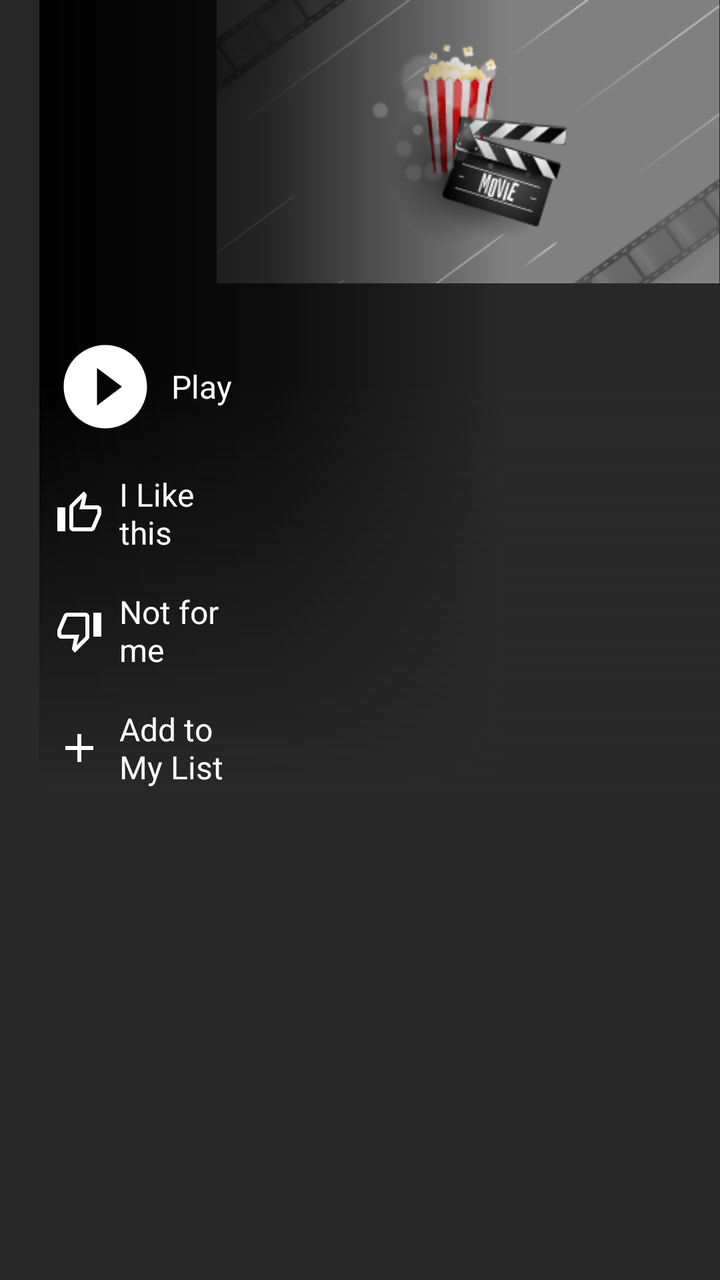
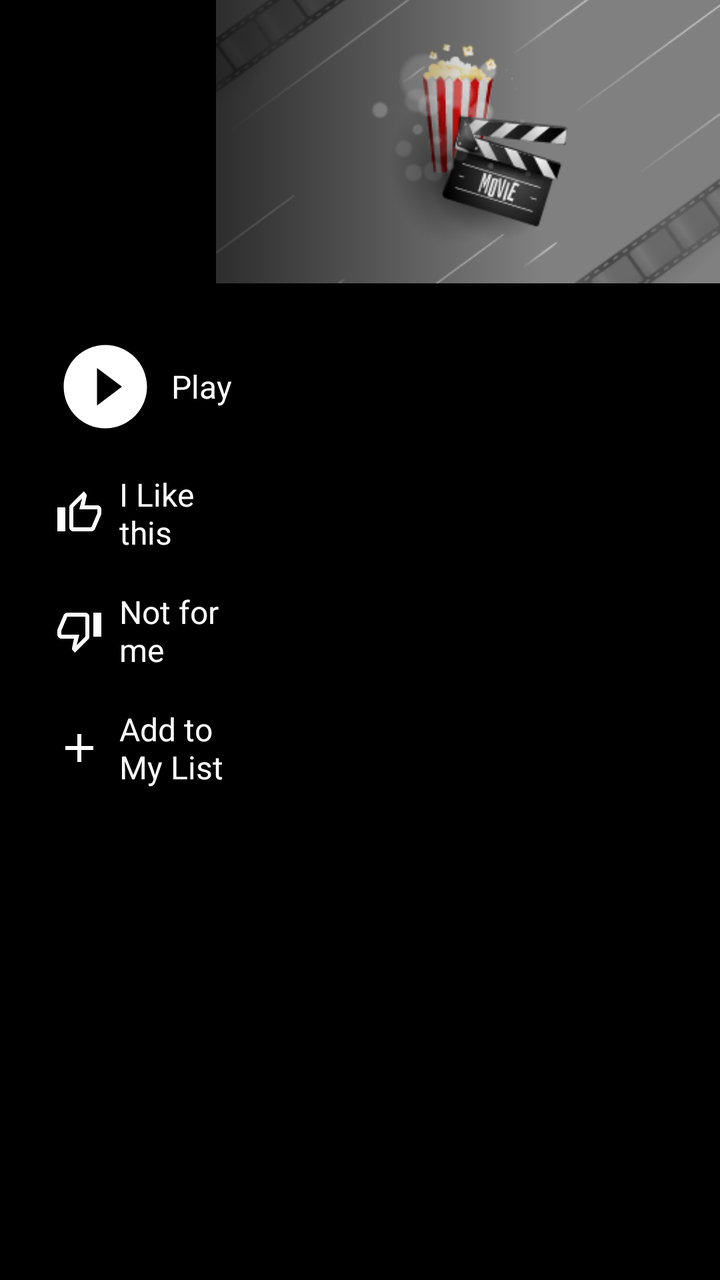

Two renders of the same Android screen: before a commit and after it. Below are the layout's source before the change and the commit's diff.
<!-- AndroidManifest.xml: application theme Theme.BestcastTV -->
<!-- res/layout/activity_movie_details.xml -->
<?xml version="1.0" encoding="utf-8"?>
<layout xmlns:android="http://schemas.android.com/apk/res/android"
    xmlns:app="http://schemas.android.com/apk/res-auto">

    <androidx.constraintlayout.widget.ConstraintLayout
        android:layout_width="match_parent"
        android:layout_height="match_parent"
        android:background="#282828">

        <androidx.constraintlayout.widget.Guideline
            android:id="@+id/guideline_top"
            android:layout_width="wrap_content"
            android:layout_height="wrap_content"
            android:orientation="horizontal"
            app:layout_constraintGuide_percent=".075" />

        <androidx.constraintlayout.widget.Guideline
            android:id="@+id/guideline_start"
            android:layout_width="wrap_content"
            android:layout_height="wrap_content"
            android:orientation="vertical"
            app:layout_constraintGuide_percent=".055" />

        <ImageView
            android:id="@+id/imgBanner"
            android:layout_width="0dp"
            android:layout_height="0dp"
            android:adjustViewBounds="true"
            android:src="@drawable/default_landscape"
            app:layout_constraintDimensionRatio="16:9"
            app:layout_constraintEnd_toEndOf="parent"
            app:layout_constraintTop_toTopOf="parent"
            app:layout_constraintWidth_default="percent"
            app:layout_constraintWidth_percent=".7" />


        <View
            android:id="@+id/horizontal_gradient"
            android:layout_width="0dp"
            android:layout_height="0dp"
            android:background="@drawable/banner_gradient"
            app:layout_constraintBottom_toBottomOf="parent"
            app:layout_constraintStart_toStartOf="@id/guideline_start"
            app:layout_constraintTop_toTopOf="parent"
            app:layout_constraintWidth_default="percent"
            app:layout_constraintWidth_percent=".65" />

        <View
            android:id="@+id/vertical_gradient"
            android:layout_width="0dp"
            android:layout_height="0dp"
            android:background="@drawable/gradient_vertical"
            app:layout_constraintBottom_toBottomOf="parent"
            app:layout_constraintEnd_toEndOf="parent"
            app:layout_constraintHeight_default="percent"
            app:layout_constraintHeight_percent=".7"
            app:layout_constraintStart_toStartOf="@id/guideline_start"
            />

        <TextView
            android:id="@+id/title"
            android:layout_width="0dp"
            android:layout_height="wrap_content"
            android:fontFamily="sans-serif-black"
            android:text=""
            android:textColor="@color/color_white"
            android:textSize="26sp"
            app:layout_constraintStart_toEndOf="@id/guideline_start"
            app:layout_constraintTop_toBottomOf="@id/guideline_top"
            app:layout_constraintWidth_default="percent"
            app:layout_constraintWidth_percent=".42" />

        <TextView
            android:id="@+id/subtitle"
            android:layout_width="0dp"
            android:layout_height="wrap_content"
            android:layout_marginTop="10dp"
            android:fontFamily="sans-serif-black"
            android:text=""
            android:textColor="@color/color_white"
            android:textSize="13sp"
            app:layout_constraintStart_toEndOf="@id/guideline_start"
            app:layout_constraintTop_toBottomOf="@id/title"
            app:layout_constraintWidth_default="percent"
            app:layout_constraintWidth_percent=".42" />

        <TextView
            android:id="@+id/description"
            android:layout_width="0dp"
            android:layout_height="wrap_content"
            android:layout_marginTop="12dp"
            android:ellipsize="end"
            android:lineSpacingMultiplier="1.2"
            android:maxLines="3"
            android:text=""
            android:textColor="@color/color_white"
            android:textSize="13sp"
            app:layout_constraintStart_toEndOf="@id/guideline_start"
            app:layout_constraintTop_toBottomOf="@id/subtitle"
            app:layout_constraintWidth_default="percent"
            app:layout_constraintWidth_percent=".42" />

        <ProgressBar
            android:id="@+id/seekViewProgressBar"
            style="?android:attr/progressBarStyleHorizontal"
            android:layout_width="0dp"
            android:visibility="gone"
            android:layout_height="wrap_content"
            android:layout_marginTop="20dp"
            android:gravity="center_vertical"
            android:progressTint="@color/app_red"
            android:progressBackgroundTint="@color/color_grey"
            android:background="@drawable/btn_selector"
            android:drawableLeft="@drawable/baseline_play_circle_filled_24"
            android:drawablePadding="8dp"
            android:padding="8dp"
            android:textColor="@color/color_white"
            android:textSize="16sp"
            app:layout_constraintStart_toEndOf="@id/guideline_start"
            app:layout_constraintTop_toBottomOf="@+id/description"
            app:layout_constraintWidth_default="percent"
            app:layout_constraintWidth_percent=".3"
            />


        <TextView
            android:id="@+id/show_more"
            android:visibility="gone"
            app:layout_constraintStart_toEndOf="@+id/description"
            app:layout_constraintBottom_toBottomOf="@+id/description"
            android:nextFocusDown="@id/play"
            android:textColor="@color/color_white"
            android:focusable="true"
            android:clickable="true"
            android:text="Show more"
            android:textSize="13sp"
            android:padding="1dp"
            android:background="@drawable/btn_selector"
            android:layout_width="wrap_content"
            android:layout_height="wrap_content"/>

        <TextView
            android:id="@+id/play"
            android:layout_width="0dp"
            android:layout_height="wrap_content"
            android:layout_marginTop="20dp"
            android:gravity="center_vertical"
            android:background="@drawable/btn_selector"
            android:drawableLeft="@drawable/baseline_play_circle_filled_24"
            android:drawablePadding="8dp"
            android:focusable="true"
            android:focusableInTouchMode="true"
            android:focusedByDefault="true"
            android:nextFocusDown="@id/add_like"
            android:padding="8dp"
            android:text="Play"
            android:textColor="@color/color_white"
            android:textSize="16sp"
            app:layout_constraintStart_toEndOf="@id/guideline_start"
            app:layout_constraintTop_toBottomOf="@+id/seekViewProgressBar"
            app:layout_constraintWidth_default="percent"
            app:layout_constraintWidth_percent=".3" />

        <TextView
            android:id="@+id/add_like"
            android:layout_width="0dp"
            android:layout_height="wrap_content"
            android:layout_marginTop="2dp"
            android:gravity="center_vertical"
            android:background="@drawable/btn_selector"
            android:drawableLeft="@drawable/outline_thumb_up_24"
            android:drawablePadding="8dp"
            android:focusable="true"
            android:focusableInTouchMode="true"
            android:focusedByDefault="true"
            android:nextFocusDown="@id/add_dislike"
            android:padding="8dp"
            android:text="I Like this"
            android:textColor="@color/color_white"
            android:textSize="16sp"
            app:layout_constraintStart_toEndOf="@id/guideline_start"
            app:layout_constraintTop_toBottomOf="@+id/play"
            app:layout_constraintWidth_default="percent"
            app:layout_constraintWidth_percent=".3" />
        
        <TextView
            android:id="@+id/add_dislike"
            android:layout_width="0dp"
            android:layout_height="wrap_content"
            android:layout_marginTop="2dp"
            android:gravity="center_vertical"
            android:background="@drawable/btn_selector"
            android:drawableLeft="@drawable/outline_thumb_down_24"
            android:drawablePadding="8dp"
            android:focusable="true"
            android:focusableInTouchMode="true"
            android:focusedByDefault="true"
            android:nextFocusDown="@id/add_to_mylist"
            android:padding="8dp"
            android:text="Not for me"
            android:textColor="@color/color_white"
            android:textSize="16sp"
            app:layout_constraintStart_toEndOf="@id/guideline_start"
            app:layout_constraintTop_toBottomOf="@+id/add_like"
            app:layout_constraintWidth_default="percent"
            app:layout_constraintWidth_percent=".3" />

        <TextView
            android:id="@+id/add_to_mylist"
            android:layout_width="0dp"
            android:layout_height="wrap_content"
            android:layout_marginTop="2dp"
            android:background="@drawable/btn_selector"
            android:drawableLeft="@drawable/baseline_add_24"
            android:drawablePadding="8dp"
            android:focusable="true"
            android:focusableInTouchMode="true"
            android:focusedByDefault="true"
            android:padding="8dp"
            android:text="Add to My List"
            android:textColor="@color/color_white"
            android:textSize="16sp"
            app:layout_constraintStart_toEndOf="@id/guideline_start"
            app:layout_constraintTop_toBottomOf="@+id/add_dislike"
            app:layout_constraintWidth_default="percent"
            app:layout_constraintWidth_percent=".3" />

        <ProgressBar
            android:id="@+id/progressBar"
            android:layout_width="50dp"
            android:layout_height="50dp"
            android:visibility="gone"
            android:gravity="center"
            android:backgroundTint="@color/app_red"
            android:progressBackgroundTint="@color/app_red"
            android:progressTint="@color/app_red"
            app:layout_constraintTop_toTopOf="parent"
            app:layout_constraintBottom_toBottomOf="parent"
            app:layout_constraintStart_toStartOf="parent"
            app:layout_constraintEnd_toEndOf="parent"
            app:layout_constraintWidth_percent=".3"
            />









    </androidx.constraintlayout.widget.ConstraintLayout>


</layout>
<!-- resources referenced by this layout -->
<resources>
  <color name="app_red">#DF001E</color>
  <color name="color_grey">#F8F8F8</color>
  <color name="color_white">#FFFFFF</color>
  <!-- drawable banner_gradient (drawable) -->
  <?xml version="1.0" encoding="utf-8"?>
  <shape xmlns:android="http://schemas.android.com/apk/res/android">
      <gradient
          android:angle="0"
          android:startColor="#FF000000"
          android:centerColor="#B3000000"
          android:endColor="@android:color/transparent"
          android:centerY="0.5" />
  </shape>
  <!-- drawable baseline_add_24 (drawable) -->
  <vector xmlns:android="http://schemas.android.com/apk/res/android" android:height="24dp" android:tint="#FFFFFF" android:viewportHeight="24" android:viewportWidth="24" android:width="24dp">
        
      <path android:fillColor="@android:color/white" android:pathData="M19,13h-6v6h-2v-6H5v-2h6V5h2v6h6v2z"/>
      
  </vector>
  <!-- drawable baseline_play_circle_filled_24 (drawable) -->
  <vector android:height="50dp" android:tint="#FFFFFF"
      android:viewportHeight="24" android:viewportWidth="24"
      android:width="50dp" xmlns:android="http://schemas.android.com/apk/res/android">
      <path android:fillColor="@android:color/white" android:pathData="M12,2C6.48,2 2,6.48 2,12s4.48,10 10,10 10,-4.48 10,-10S17.52,2 12,2zM10,16.5v-9l6,4.5 -6,4.5z"/>
  </vector>
  <!-- drawable btn_selector (drawable) -->
  <?xml version="1.0" encoding="utf-8"?>
  <selector xmlns:android="http://schemas.android.com/apk/res/android">
  
      <item android:drawable="@drawable/selected_btn" android:state_focused="true" />
  
      
      <item android:drawable="@color/transparent" />
  </selector>
  <!-- drawable gradient_vertical (drawable) -->
  <?xml version="1.0" encoding="utf-8"?>
  <shape xmlns:android="http://schemas.android.com/apk/res/android"
      android:shape="rectangle">
      <gradient
          android:angle="90"
          android:endColor="@android:color/transparent"
          android:centerColor="#282828"
          android:startColor="#282828"
          android:centerY=".54"
          />
  
      
  
      
  
  </shape>
  <!-- drawable outline_thumb_down_24 (drawable) -->
  <vector xmlns:android="http://schemas.android.com/apk/res/android" android:height="24dp" android:tint="#FFFFFF" android:viewportHeight="24" android:viewportWidth="24" android:width="24dp">
        
      <path android:fillColor="@android:color/white" android:pathData="M15,3L6,3c-0.83,0 -1.54,0.5 -1.84,1.22l-3.02,7.05c-0.09,0.23 -0.14,0.47 -0.14,0.73v2c0,1.1 0.9,2 2,2h6.31l-0.95,4.57 -0.03,0.32c0,0.41 0.17,0.79 0.44,1.06L9.83,23l6.59,-6.59c0.36,-0.36 0.58,-0.86 0.58,-1.41L17,5c0,-1.1 -0.9,-2 -2,-2zM15,15l-4.34,4.34L12,14L3,14v-2l3,-7h9v10zM19,3h4v12h-4z"/>
      
  </vector>
  <style name="Theme.BestcastTV" parent="@style/Theme.Leanback">
          <item name="rowHeaderStyle">@style/CustomRowHeaderStyle</item>
          <item name="rowHeaderDockStyle">@style/CustomRowHeaderDockStyle</item>
      </style>
  <!-- drawable selected_btn (drawable) -->
  <?xml version="1.0" encoding="utf-8"?>
  <shape xmlns:android="http://schemas.android.com/apk/res/android"
      android:shape="rectangle">
  
  
      <stroke
          android:width="2dp"
          android:color="@color/color_white"/>
  
      <corners android:radius="4dp"/>
  
      <solid
          android:color="@color/default_background"/>
  
  </shape>
  <color name="transparent">#00000000</color>
  <style name="CustomRowHeaderDockStyle" parent="Widget.Leanback.Row.HeaderDock">
          <item name="android:layout_width">wrap_content</item>
          <item name="android:layout_height">wrap_content</item>
          <item name="android:layout_marginTop">8dp</item>
          <item name="android:paddingTop">0dp</item>
          <item name="android:paddingBottom">0dp</item>
          <item name="android:clipChildren">false</item>
          <item name="android:clipToPadding">false</item>
      </style>
  <color name="default_background">#3d3d3d</color>
  <!-- unchanged entries left out for length: 3 -->
</resources>

<!-- the commit's change to res/layout/activity_movie_details.xml (unified diff, before → after) -->
@@ -5,7 +5,7 @@
     <androidx.constraintlayout.widget.ConstraintLayout
         android:layout_width="match_parent"
         android:layout_height="match_parent"
-        android:background="#282828">
+        android:background="@android:color/black">
 
         <androidx.constraintlayout.widget.Guideline
             android:id="@+id/guideline_top"
@@ -26,6 +26,7 @@
             android:layout_width="0dp"
             android:layout_height="0dp"
             android:adjustViewBounds="true"
+            android:scaleType="centerCrop"
             android:src="@drawable/default_landscape"
             app:layout_constraintDimensionRatio="16:9"
             app:layout_constraintEnd_toEndOf="parent"
@@ -33,17 +34,16 @@
             app:layout_constraintWidth_default="percent"
             app:layout_constraintWidth_percent=".7" />
 
-
         <View
             android:id="@+id/horizontal_gradient"
             android:layout_width="0dp"
             android:layout_height="0dp"
             android:background="@drawable/banner_gradient"
             app:layout_constraintBottom_toBottomOf="parent"
-            app:layout_constraintStart_toStartOf="@id/guideline_start"
+            app:layout_constraintStart_toStartOf="parent"
             app:layout_constraintTop_toTopOf="parent"
             app:layout_constraintWidth_default="percent"
-            app:layout_constraintWidth_percent=".65" />
+            app:layout_constraintWidth_percent=".75" />
 
         <View
             android:id="@+id/vertical_gradient"
@@ -52,10 +52,9 @@
             android:background="@drawable/gradient_vertical"
             app:layout_constraintBottom_toBottomOf="parent"
             app:layout_constraintEnd_toEndOf="parent"
+            app:layout_constraintStart_toStartOf="parent"
             app:layout_constraintHeight_default="percent"
-            app:layout_constraintHeight_percent=".7"
-            app:layout_constraintStart_toStartOf="@id/guideline_start"
-            />
+            app:layout_constraintHeight_percent=".7" />
 
         <TextView
             android:id="@+id/title"
<!-- resource entries referenced after the edit -->
@@ -9,9 +9,9 @@
       <gradient
           android:angle="0"
           android:startColor="#FF000000"
-          android:centerColor="#B3000000"
-          android:endColor="@android:color/transparent"
-          android:centerY="0.5" />
+          android:centerColor="#99000000"
+          android:endColor="#00000000"
+          android:centerX="0.45" />
   </shape>
   <!-- drawable baseline_add_24 (drawable) -->
   <vector xmlns:android="http://schemas.android.com/apk/res/android" android:height="24dp" android:tint="#FFFFFF" android:viewportHeight="24" android:viewportWidth="24" android:width="24dp">
@@ -40,16 +40,10 @@
       android:shape="rectangle">
       <gradient
           android:angle="90"
-          android:endColor="@android:color/transparent"
-          android:centerColor="#282828"
-          android:startColor="#282828"
-          android:centerY=".54"
-          />
-  
-      
-  
-      
-  
+          android:startColor="#FF000000"
+          android:centerColor="#D9000000"
+          android:endColor="#00000000"
+          android:centerY="0.5" />
   </shape>
   <!-- drawable outline_thumb_down_24 (drawable) -->
   <vector xmlns:android="http://schemas.android.com/apk/res/android" android:height="24dp" android:tint="#FFFFFF" android:viewportHeight="24" android:viewportWidth="24" android:width="24dp">
